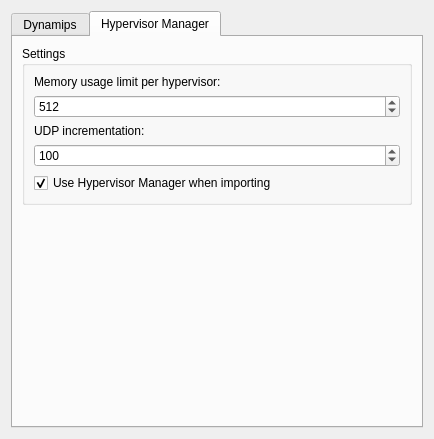
This is src/GNS3/Ui/ConfigurationPages/Form_PreferencesDynamips.ui in GNS3/gns3-legacy as Qt 5 draws it before an edit. The edited form follows.
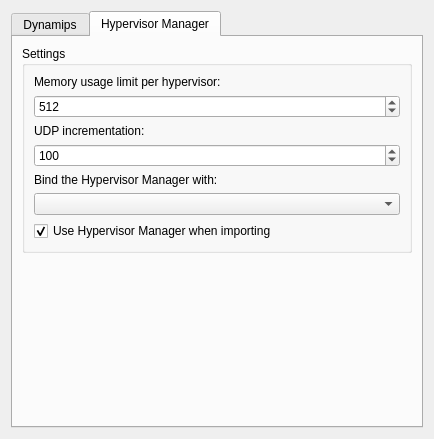
This is the edited form. The open tabs and pages were chosen to show the change.

Commit message: [FIXES] Register startup-config path in router's local config when saving a projet or using the extract button + new option to bind the hypervisor manager with a address/name other than 'localhost': usefull for labs which use local and remote hypervisors.

The edit to the form file:
```diff
--- a/src/GNS3/Ui/ConfigurationPages/Form_PreferencesDynamips.ui
+++ b/src/GNS3/Ui/ConfigurationPages/Form_PreferencesDynamips.ui
@@ -263,6 +263,20 @@
            </widget>
           </item>
           <item row="4" column="0" >
+           <widget class="QLabel" name="label_3" >
+            <property name="text" >
+             <string>Bind the Hypervisor Manager with:</string>
+            </property>
+           </widget>
+          </item>
+          <item row="5" column="0" >
+           <widget class="QComboBox" name="comboBoxBinding" >
+            <property name="sizeAdjustPolicy" >
+             <enum>QComboBox::AdjustToMinimumContentsLength</enum>
+            </property>
+           </widget>
+          </item>
+          <item row="6" column="0" >
            <widget class="QCheckBox" name="checkBoxHypervisorManagerImport" >
             <property name="text" >
              <string>Use Hypervisor Manager when importing</string>
```
The commit also changes 43 other files.
